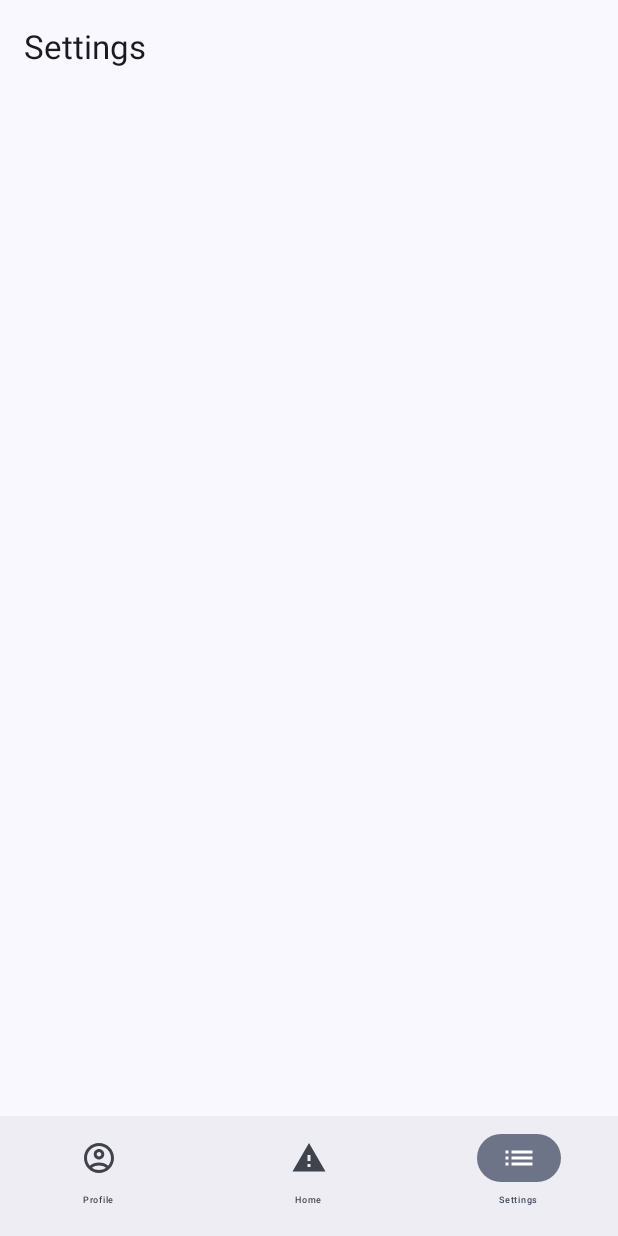
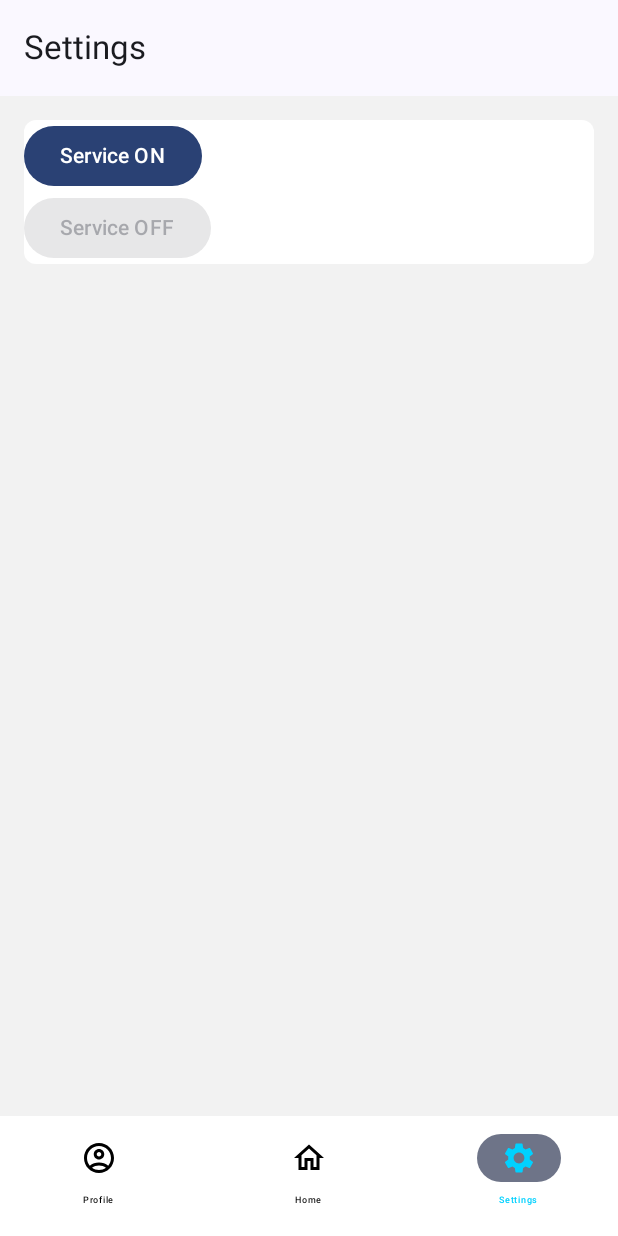
Before and after one commit to vanchess-git/EnergyWise, an Android app built with Jetpack Compose: the screen it shows after launch (MainActivity), item 3 of the bottom bar chosen, on a phone screen of 412 x 824 dp. Run offline under Robolectric (Android 15) with nearby library versions, the phone set to English and light mode, and no system bars.

Commit message:
Service can be launched, Context for it is still a question

```diff
--- a/app/build.gradle.kts
+++ b/app/build.gradle.kts
@@ -63,6 +63,10 @@ dependencies {
     implementation("androidx.navigation:navigation-compose:2.4.0")
 //    viewmodel
     implementation ("androidx.lifecycle:lifecycle-viewmodel-ktx:2.6.2")
+//    coroutine
+    implementation ("org.jetbrains.kotlinx:kotlinx-coroutines-core:1.5.2")
+
+
     testImplementation("junit:junit:4.13.2")
     androidTestImplementation("androidx.test.ext:junit:1.1.5")
     androidTestImplementation("androidx.test.espresso:espresso-core:3.5.1")
--- a/app/src/main/AndroidManifest.xml
+++ b/app/src/main/AndroidManifest.xml
@@ -23,6 +23,7 @@
                 <category android:name="android.intent.category.LAUNCHER" />
             </intent-filter>
         </activity>
+        <service android:name=".NotificationService"/>
     </application>
 
 </manifest>
--- a/app/src/main/java/com/example/energywizeapp/MainActivity.kt
+++ b/app/src/main/java/com/example/energywizeapp/MainActivity.kt
@@ -32,6 +32,8 @@ import com.example.energywizeapp.ui.composables.TimeFramePlusMinus
 import com.example.energywizeapp.ui.navigation.mainNavigator.MainNavigator
 import com.example.energywizeapp.ui.theme.EnergyWizeAppTheme
 
+// TODO service can be launched, but it is not aware of correct instancing
+// TODO handle Context related stuff
 class MainActivity : ComponentActivity() {
     override fun onCreate(savedInstanceState: Bundle?) {
         super.onCreate(savedInstanceState)
--- a/app/src/main/java/com/example/energywizeapp/ui/composables/TimeFramePlusMinus.kt
+++ b/app/src/main/java/com/example/energywizeapp/ui/composables/TimeFramePlusMinus.kt
@@ -90,6 +90,7 @@ private fun SelectedDay(
     Surface(
         modifier = modifier
             .fillMaxWidth(),
+        color = Color(0x00000000),
     ) {
         Row(
             modifier = Modifier
@@ -113,7 +114,6 @@ private fun SelectedDay(
                 verticalAlignment = Alignment.CenterVertically,
                 horizontalArrangement = Arrangement.SpaceEvenly,
             ) {
-                Text(text = "date: ")
                 Text(text = dateFormat.format(time).toString())
             }
             IconButton(
@@ -145,6 +145,7 @@ private fun SelectedWeek(
     Surface(
         modifier = modifier
             .fillMaxWidth(),
+        color = Color(0x00000000),
     ) {
         Row(
             modifier = Modifier
@@ -168,7 +169,6 @@ private fun SelectedWeek(
                 verticalAlignment = Alignment.CenterVertically,
                 horizontalArrangement = Arrangement.SpaceEvenly,
             ) {
-                Text(text = "week:")
                 Text(text = calendar.get(Calendar.WEEK_OF_YEAR).toString())
                 Text(text = dateFormat.format(time).toString())
             }
@@ -202,6 +202,7 @@ private fun SelectedMonth(
     Surface(
         modifier = modifier
             .fillMaxWidth(),
+        color = Color(0x00000000),
     ) {
         Row(
             modifier = Modifier
@@ -256,6 +257,7 @@ private fun SelectedYear(
     Surface(
         modifier = modifier
             .fillMaxWidth(),
+        color = Color(0x00000000),
     ) {
         Row(
             modifier = Modifier
@@ -279,7 +281,6 @@ private fun SelectedYear(
                 verticalAlignment = Alignment.CenterVertically,
                 horizontalArrangement = Arrangement.SpaceEvenly,
             ) {
-                Text(text = "year:")
                 Text(text = dateFormat.format(time).toString())
             }
             IconButton(
--- a/app/src/main/java/com/example/energywizeapp/ui/composables/timeFrameType/TimeFrameTypeCard.kt
+++ b/app/src/main/java/com/example/energywizeapp/ui/composables/timeFrameType/TimeFrameTypeCard.kt
@@ -18,7 +18,7 @@ import androidx.compose.ui.unit.sp
 
 private fun selectedColor(index: Int, selectedTimeTypeIndex: Int): Color {
     if (index == selectedTimeTypeIndex) {
-        return Color(0xff0000ff)
+        return Color(0xFF00D1FF)
     } else {
         return Color(0xffffffff)
     }
--- a/app/src/main/java/com/example/energywizeapp/ui/composables/timeFrameType/TimeFrameTypeSelector.kt
+++ b/app/src/main/java/com/example/energywizeapp/ui/composables/timeFrameType/TimeFrameTypeSelector.kt
@@ -1,5 +1,6 @@
 package com.example.energywizeapp.ui.composables.timeFrameType
 
+import androidx.compose.foundation.background
 import androidx.compose.foundation.border
 import androidx.compose.foundation.layout.Arrangement
 import androidx.compose.foundation.layout.Row
@@ -30,6 +31,7 @@ fun TimeFrameTypeSelector(
     Surface(
         modifier = modifier
             .fillMaxWidth(),
+        color = Color(0x00000000)
     ) {
         Row(
             modifier = Modifier
--- a/app/src/main/java/com/example/energywizeapp/ui/navigation/mainNavigator/MainNavigator.kt
+++ b/app/src/main/java/com/example/energywizeapp/ui/navigation/mainNavigator/MainNavigator.kt
@@ -2,19 +2,28 @@
 
 package com.example.energywizeapp.ui.navigation.mainNavigator
 
+import android.view.Surface
+import androidx.compose.foundation.background
+import androidx.compose.foundation.layout.fillMaxSize
 import androidx.compose.foundation.layout.padding
 import androidx.compose.material.icons.Icons
 import androidx.compose.material.icons.filled.AccountCircle
+import androidx.compose.material.icons.filled.Home
 import androidx.compose.material.icons.filled.List
+import androidx.compose.material.icons.filled.Settings
 import androidx.compose.material.icons.filled.Warning
 import androidx.compose.material.icons.outlined.AccountCircle
+import androidx.compose.material.icons.outlined.Home
 import androidx.compose.material.icons.outlined.List
+import androidx.compose.material.icons.outlined.Settings
 import androidx.compose.material.icons.outlined.Warning
 import androidx.compose.material3.Badge
 import androidx.compose.material3.BadgedBox
 import androidx.compose.material3.ExperimentalMaterial3Api
 import androidx.compose.material3.Icon
+import androidx.compose.material3.IconButton
 import androidx.compose.material3.NavigationBar
+import androidx.compose.material3.NavigationBarDefaults
 import androidx.compose.material3.NavigationBarItem
 import androidx.compose.material3.Scaffold
 import androidx.compose.material3.Text
@@ -25,11 +34,14 @@ import androidx.compose.runtime.mutableStateOf
 import androidx.compose.runtime.saveable.rememberSaveable
 import androidx.compose.runtime.setValue
 import androidx.compose.ui.Modifier
+import androidx.compose.ui.graphics.Color
 import androidx.compose.ui.unit.sp
 import androidx.navigation.compose.NavHost
 import androidx.navigation.compose.composable
 import androidx.navigation.compose.rememberNavController
 import com.example.energywizeapp.ProfileDetails
+import com.example.energywizeapp.ui.screens.mainView.HomeView
+import com.example.energywizeapp.ui.screens.settingsView.SettingsView
 import com.example.energywizeapp.ui.screens.testView.TestView
 
 @Composable
@@ -58,8 +70,32 @@ fun MainNavigator(
         ),
         MainNavItem(
             title = "Home",
-            selectedIcon = Icons.Filled.Warning,
-            unselectedIcon = Icons.Outlined.Warning,
+            selectedIcon = Icons.Filled.Home,
+            unselectedIcon = Icons.Outlined.Home,
+            hasNews = false,
+            route = "home",
+        ),
+        MainNavItem(
+            title = "Settings",
+            selectedIcon = Icons.Filled.Settings,
+            unselectedIcon = Icons.Outlined.Settings,
+            hasNews = false,
+            route = "settings",
+        ),
+    )
+
+    val topNavItems = listOf(
+        MainNavItem(
+            title = "Profile",
+            selectedIcon = Icons.Filled.List,
+            unselectedIcon = Icons.Outlined.List,
+            hasNews = false,
+            route = "profile",
+        ),
+        MainNavItem(
+            title = "Home",
+            selectedIcon = Icons.Filled.List,
+            unselectedIcon = Icons.Outlined.List,
             hasNews = false,
             route = "home",
         ),
@@ -78,6 +114,11 @@ fun MainNavigator(
     var selectedItemIndex by rememberSaveable {
         mutableStateOf(1)
     }
+
+    var selectedTopNavItem by rememberSaveable {
+        mutableStateOf(1)
+    }
+
     Scaffold(
         topBar = {
             TopAppBar(
@@ -87,7 +128,38 @@ fun MainNavigator(
                 // if we end up going for a nav drawer, it should open up with the icon below.
                 // or we could set this icon to show the selectedItem icon or just some generic
                 // app logo.
-                navigationIcon = { }
+                navigationIcon = {},
+                actions = {
+                    if (selectedItemIndex == 1) {
+                        topNavItems.forEachIndexed { index, item ->
+                            IconButton(
+                                onClick = { selectedTopNavItem = index }
+                            ) {
+                                BadgedBox(
+                                    badge = {
+                                        if (item.badgeCount != null) {
+                                            Badge {
+                                                Text(text = item.badgeCount.toString())
+                                            }
+                                        } else if(item.hasNews) {
+                                            Badge()
+                                        }
+                                    }
+                                ) {
+                                    Icon(
+                                        imageVector = if (index == selectedTopNavItem) {
+                                            item.selectedIcon
+                                        } else item.unselectedIcon,
+                                        contentDescription = item.title,
+                                        tint = if (index == selectedTopNavItem) {
+                                            Color(0xFF00D1FF)
+                                        } else Color(0xff000000),
+                                    )
+                                }
+                            }
+                        }
+                    }
+                }
             )
         },
 
@@ -98,7 +170,10 @@ fun MainNavigator(
          *       changes withing the nov route.
          * */
         bottomBar = {
-            NavigationBar() {
+            NavigationBar(
+                containerColor = Color(0xffffffff),
+
+            ) {
                 items.forEachIndexed { index, item ->
                     NavigationBarItem(
                         selected = selectedItemIndex == index,
@@ -110,6 +185,9 @@ fun MainNavigator(
                             Text(
                                 text = item.title,
                                 fontSize = 6.sp,
+                                color = if (index == selectedItemIndex) {
+                                    Color(0xFF00D1FF)
+                                } else Color(0xff000000),
                             )
                         },
                         icon = {
@@ -117,7 +195,7 @@ fun MainNavigator(
                                 badge = {
                                     if (item.badgeCount != null) {
                                         Badge {
-                                            Text(text = item.badgeCount.toString())
+                                            Text(text = item.badgeCount.toString(),)
                                         }
                                     } else if(item.hasNews) {
                                         Badge()
@@ -128,7 +206,10 @@ fun MainNavigator(
                                     imageVector = if (index == selectedItemIndex) {
                                         item.selectedIcon
                                     } else item.unselectedIcon,
-                                    contentDescription = item.title
+                                    contentDescription = item.title,
+                                    tint = if (index == selectedItemIndex) {
+                                        Color(0xFF00D1FF)
+                                    } else Color(0xff000000),
                                 )
                             }
                         }
@@ -137,11 +218,18 @@ fun MainNavigator(
             }
         }
     ) {innerPadding ->
-        NavHost(navController = navController, startDestination = "home", Modifier.padding(innerPadding)) {
+        NavHost(
+            navController = navController,
+            startDestination = "home",
+            Modifier
+                .padding(innerPadding)
+                .background(color = Color(0xffF2F2F2))
+                .fillMaxSize(),
+        ) {
             composable("profile") { ProfileDetails() }
             // Function added here only for demonstrating purpose, will be deleted later from here and will be called from ProfileView
-            composable("home") { TestView() }
-            composable("settings") { /*TODO: call the proper view composable */ }
+            composable("home") { HomeView(selectedTopNavIndex = selectedTopNavItem) }
+            composable("settings") { SettingsView() }
         }
     }
 }
--- /dev/null
+++ b/app/src/main/java/com/example/energywizeapp/ui/screens/mainView/HomeView.kt
@@ -0,0 +1,70 @@
+package com.example.energywizeapp.ui.screens.mainView
+
+import androidx.compose.foundation.BorderStroke
+import androidx.compose.foundation.layout.Column
+import androidx.compose.foundation.layout.Spacer
+import androidx.compose.foundation.layout.fillMaxSize
+import androidx.compose.foundation.layout.fillMaxWidth
+import androidx.compose.foundation.layout.height
+import androidx.compose.foundation.layout.padding
+import androidx.compose.foundation.shape.RoundedCornerShape
+import androidx.compose.material3.Surface
+import androidx.compose.runtime.Composable
+import androidx.compose.runtime.collectAsState
+import androidx.compose.runtime.getValue
+import androidx.compose.ui.Modifier
+import androidx.compose.ui.graphics.Color
+import androidx.compose.ui.tooling.preview.Preview
+import androidx.compose.ui.unit.dp
+import androidx.lifecycle.viewmodel.compose.viewModel
+import com.example.energywizeapp.ui.composables.TimeFramePlusMinus
+import com.example.energywizeapp.ui.composables.timeFrameType.TimeFrameTypeSelector
+
+@Preview(
+    showBackground = true
+)
+@Composable
+fun HomeView(
+    modifier: Modifier = Modifier,
+    homeViewModel: HomeViewModel = viewModel(),
+    selectedTopNavIndex: Int = 1,
+) {
+    val selectedTimeTypeIndex by homeViewModel.selectedTimeTypeIndex.collectAsState()
+    val listOfTimeTypes by homeViewModel.listOfTimeTypes.collectAsState()
+    val calendar by homeViewModel.calendar.collectAsState()
+    val time by homeViewModel.time.collectAsState()
+    val timeIncrement: () -> Unit = { homeViewModel.timeIncrement() }
+    val timeDecrement: () -> Unit = { homeViewModel.timeDecrement() }
+
+
+    Column(
+        modifier = Modifier
+            .fillMaxSize(),
+    ) {
+        Surface(
+            modifier = Modifier
+                .fillMaxWidth()
+                .padding(16.dp),
+            color = Color(0xffffffff),
+            shape = RoundedCornerShape(size = 8.dp)
+        ) {
+            Column {
+                Spacer(modifier = Modifier.height(8.dp))
+                TimeFramePlusMinus(
+                    timeFrameType = listOfTimeTypes[selectedTimeTypeIndex],
+                    decrement = timeDecrement,
+                    increment = timeIncrement,
+                    time = time,
+                    calendar = calendar,
+                )
+                Spacer(modifier = Modifier.height(16.dp))
+                TimeFrameTypeSelector(
+                    listOfTimeTypes = listOfTimeTypes,
+                    selectedTimeTypeIndex = selectedTimeTypeIndex,
+                    onClick = { index -> homeViewModel.setTimeTypeIndex(index)}
+                )
+                Spacer(modifier = Modifier.height(8.dp))
+            }
+        }
+    }
+}
--- /dev/null
+++ b/app/src/main/java/com/example/energywizeapp/ui/screens/settingsView/SettingsView.kt
@@ -0,0 +1,65 @@
+package com.example.energywizeapp.ui.screens.settingsView
+
+import android.content.Context
+import androidx.compose.foundation.layout.Column
+import androidx.compose.foundation.layout.fillMaxSize
+import androidx.compose.foundation.layout.fillMaxWidth
+import androidx.compose.foundation.layout.padding
+import androidx.compose.foundation.shape.RoundedCornerShape
+import androidx.compose.material3.Button
+import androidx.compose.material3.Surface
+import androidx.compose.material3.Text
+import androidx.compose.runtime.Composable
+import androidx.compose.runtime.collectAsState
+import androidx.compose.runtime.getValue
+import androidx.compose.runtime.setValue
+import androidx.compose.ui.Modifier
+import androidx.compose.ui.graphics.Color
+import androidx.compose.ui.platform.LocalContext
+import androidx.compose.ui.tooling.preview.Preview
+import androidx.compose.ui.unit.dp
+import androidx.lifecycle.viewmodel.compose.viewModel
+
+@Preview(
+    showBackground = true
+)
+@Composable
+fun SettingsView(
+    modifier: Modifier = Modifier,
+    settingsViewModel: SettingsViewModel = viewModel(),
+) {
+    val context = LocalContext.current
+    val isServiceRunning by settingsViewModel.isServiceRunning.collectAsState()
+
+    Column(
+        modifier = Modifier
+            .fillMaxSize(),
+    ) {
+        Surface(
+            modifier = Modifier
+                .fillMaxWidth()
+                .padding(16.dp),
+            color = Color(0xffffffff),
+            shape = RoundedCornerShape(size = 8.dp)
+        ) {
+            Column {
+                Button(
+                    onClick = {
+                        settingsViewModel.startService(context)
+                    },
+                    enabled = !isServiceRunning
+                ) {
+                    Text(text = "Service ON")
+                }
+                Button(
+                    onClick = {
+                        settingsViewModel.stopService(context)
+                    },
+                    enabled = isServiceRunning
+                ) {
+                    Text(text = "Service OFF")
+                }
+            }
+        }
+    }
+}
--- /dev/null
+++ b/app/src/main/java/com/example/energywizeapp/ui/screens/settingsView/SettingsViewModel.kt
@@ -0,0 +1,35 @@
+package com.example.energywizeapp.ui.screens.settingsView
+
+import android.content.Context
+import android.content.Intent
+import androidx.core.content.ContextCompat
+import androidx.lifecycle.ViewModel
+import com.example.energywizeapp.NotificationService
+import kotlinx.coroutines.flow.MutableStateFlow
+import kotlinx.coroutines.flow.StateFlow
+import kotlinx.coroutines.flow.asStateFlow
+
+class SettingsViewModel : ViewModel() {
+    private val _isServiceRunning = MutableStateFlow(false)
+    val isServiceRunning: StateFlow<Boolean> = _isServiceRunning.asStateFlow()
+
+    fun startService(context: Context) {
+        // Implement code to start the service here
+        _isServiceRunning.value = true
+        println("hola ${_isServiceRunning.value}")
+
+        // Start the service using an Intent
+        val serviceIntent = Intent(context, NotificationService::class.java)
+        ContextCompat.startForegroundService(context, serviceIntent)
+    }
+
+    fun stopService(context: Context) {
+        // Implement code to stop the service here
+        _isServiceRunning.value = false
+        println("hola ${_isServiceRunning.value}")
+
+        // Stop the service using an Intent
+        val serviceIntent = Intent(context, NotificationService::class.java)
+        context.stopService(serviceIntent)
+    }
+}
```
Also changed, not shown: app/src/main/java/com/example/energywizeapp/NotificationService.kt (added, +28 -0 lines), app/src/main/java/com/example/energywizeapp/ui/screens/mainView/HomeViewModel.kt (added, +122 -0 lines).
